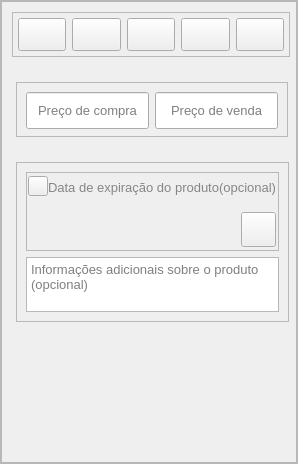
First picture: the form in src/gui/ui/windows/ui_file/cadastro_produto.ui, repository NdondaDaniel2020/SalesManagement, before the edit.
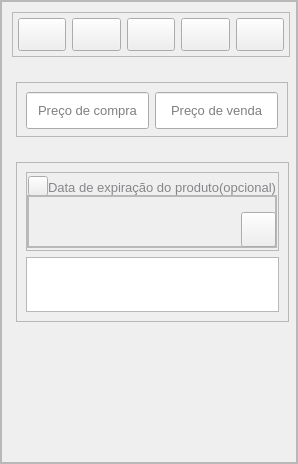
Second picture: the form after the edit. The open tabs and pages were chosen to show the change. Icons and pictures are not drawn. Custom widgets are drawn as their Qt base class.

Commit message: pequenos ajustes

```diff
--- a/src/gui/ui/windows/ui_file/cadastro_produto.ui
+++ b/src/gui/ui/windows/ui_file/cadastro_produto.ui
@@ -1369,6 +1369,108 @@
                     </size>
                    </property>
                   </widget>
+                  <widget class="QFrame" name="frame_continer_calendario">
+                   <property name="geometry">
+                    <rect>
+                     <x>1</x>
+                     <y>23</y>
+                     <width>250</width>
+                     <height>53</height>
+                    </rect>
+                   </property>
+                   <property name="minimumSize">
+                    <size>
+                     <width>250</width>
+                     <height>53</height>
+                    </size>
+                   </property>
+                   <property name="maximumSize">
+                    <size>
+                     <width>250</width>
+                     <height>53</height>
+                    </size>
+                   </property>
+                   <property name="frameShape">
+                    <enum>QFrame::StyledPanel</enum>
+                   </property>
+                   <property name="frameShadow">
+                    <enum>QFrame::Raised</enum>
+                   </property>
+                   <layout class="QVBoxLayout" name="verticalLayout_5">
+                    <property name="spacing">
+                     <number>0</number>
+                    </property>
+                    <property name="leftMargin">
+                     <number>0</number>
+                    </property>
+                    <property name="topMargin">
+                     <number>0</number>
+                    </property>
+                    <property name="rightMargin">
+                     <number>0</number>
+                    </property>
+                    <property name="bottomMargin">
+                     <number>0</number>
+                    </property>
+                    <item>
+                     <widget class="QScrollArea" name="scroll_area_continer">
+                      <property name="verticalScrollBarPolicy">
+                       <enum>Qt::ScrollBarAlwaysOff</enum>
+                      </property>
+                      <property name="horizontalScrollBarPolicy">
+                       <enum>Qt::ScrollBarAlwaysOff</enum>
+                      </property>
+                      <property name="widgetResizable">
+                       <bool>true</bool>
+                      </property>
+                      <widget class="QWidget" name="scroll_area_widget_contents_continer">
+                       <property name="geometry">
+                        <rect>
+                         <x>0</x>
+                         <y>0</y>
+                         <width>250</width>
+                         <height>53</height>
+                        </rect>
+                       </property>
+                       <layout class="QHBoxLayout" name="horizontalLayout_7">
+                        <property name="spacing">
+                         <number>3</number>
+                        </property>
+                        <property name="leftMargin">
+                         <number>3</number>
+                        </property>
+                        <property name="topMargin">
+                         <number>0</number>
+                        </property>
+                        <property name="rightMargin">
+                         <number>0</number>
+                        </property>
+                        <property name="bottomMargin">
+                         <number>0</number>
+                        </property>
+                        <item>
+                         <spacer name="horizontalSpacer">
+                          <property name="orientation">
+                           <enum>Qt::Horizontal</enum>
+                          </property>
+                          <property name="sizeHint" stdset="0">
+                           <size>
+                            <width>188</width>
+                            <height>50</height>
+                           </size>
+                          </property>
+                         </spacer>
+                        </item>
+                       </layout>
+                      </widget>
+                     </widget>
+                    </item>
+                   </layout>
+                  </widget>
+                  <zorder>lbl_calendario</zorder>
+                  <zorder>btn_calendario</zorder>
+                  <zorder>frame_continer_calendario</zorder>
+                  <zorder>btn_add_data</zorder>
                  </widget>
                 </item>
                 <item>
@@ -1384,6 +1486,9 @@
                     <pointsize>10</pointsize>
                    </font>
                   </property>
+                  <property name="plainText">
+                   <string/>
+                  </property>
                   <property name="placeholderText">
                    <string>Informações adicionais sobre o produto (opcional)</string>
                   </property>
```
Left out of the diff: 85 changed lines with no effect on the pictures.
